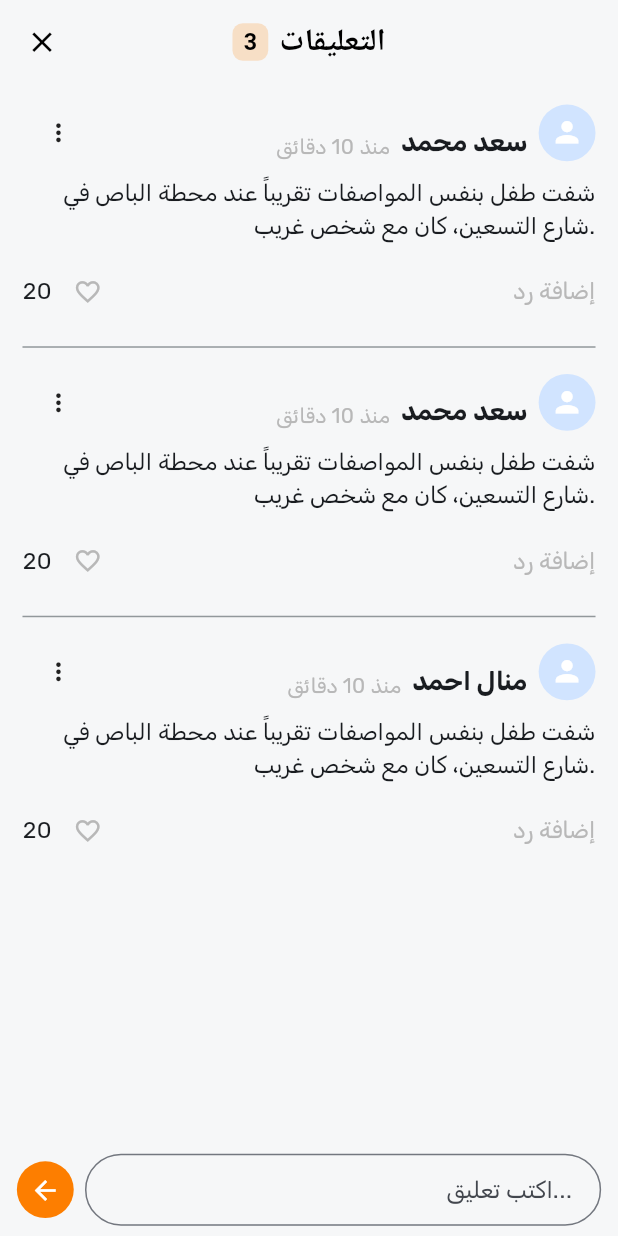
After one commit to rofidarashed/kheet_amal, a Flutter app: the CommentsPage screen opened by its route, on a phone screen of 412 x 824 dp. The commit adds this screen. Run offline on Flutter 3.47's test engine with Material 3 defaults, Android fonts, the phone set to English and light mode, and no system bars; our stand-ins replace bloc, calendar_date_picker2, country_code_picker, dotted_border, dropdown_button2, easy_localization and 9 more; accounts and stored records are empty; project files that could hold a hidden picture were left out.

Commit message:
feat: implement comments feature with reporting functionality and UI enhancements

```diff
--- a/lib/core/routing/app_router.dart
+++ b/lib/core/routing/app_router.dart
@@ -2,6 +2,7 @@ import 'package:flutter/material.dart';
 import 'package:kheet_amal/core/routing/app_routes.dart';
 import 'package:kheet_amal/feature/auth/presentation/screens/login_screen.dart';
 import 'package:kheet_amal/feature/auth/presentation/screens/register_screen.dart';
+import 'package:kheet_amal/feature/comments/comments_screen.dart';
 import 'package:kheet_amal/feature/forget_pass/screens/new_pass.dart';
 import 'package:kheet_amal/feature/home/home_screen.dart';
 import 'package:kheet_amal/feature/home_layout/presentation/pages/home_layout_page.dart';
@@ -40,6 +41,8 @@ class AppRouter {
         return MaterialPageRoute(builder: (_) => PasswordResetSuccessScreen());
       case AppRoutes.notifications:
         return MaterialPageRoute(builder: (_) => NotificationScreen());
+      case AppRoutes.comments:
+        return MaterialPageRoute(builder: (_) => const CommentsPage());
       default:
         return MaterialPageRoute(
           builder: (_) => Scaffold(body: Center(child: Text('404 Not Found'))),
--- a/lib/core/routing/app_routes.dart
+++ b/lib/core/routing/app_routes.dart
@@ -10,4 +10,5 @@ class AppRoutes {
   static const String onboarding = '/onboarding';
   static const String homeLayout = '/homeLayout';
   static const String notifications = '/notifications';
+  static const String comments = '/comments';
 }
--- a/lib/core/utils/app_colors.dart
+++ b/lib/core/utils/app_colors.dart
@@ -7,5 +7,7 @@ class AppColors {
   static const Color hintTextColor = Color(0xff92989B);
   static const Color white = Color(0xFFFFFFFF);
   static const Color black = Color(0xFF000000);
+  static const Color red = Color(0xFFFF0C0C);
+  static const Color green = Color(0xFF55B832);
   static const Color inactiveTrackbarColor = Color(0xffB8B8B8);
 }
--- /dev/null
+++ b/lib/feature/comments/comments_screen.dart
@@ -0,0 +1,171 @@
+import 'package:easy_localization/easy_localization.dart';
+import 'package:flutter/material.dart';
+import 'package:flutter_screenutil/flutter_screenutil.dart';
+import 'package:kheet_amal/core/utils/app_colors.dart';
+import 'package:kheet_amal/feature/comments/models/comment_model.dart';
+import 'package:kheet_amal/feature/comments/widgets/comment_item.dart';
+import 'package:kheet_amal/feature/comments/widgets/report_sheet.dart';
+
+class CommentsPage extends StatefulWidget {
+  const CommentsPage({Key? key}) : super(key: key);
+
+  @override
+  State<CommentsPage> createState() => _CommentsPageState();
+}
+
+class _CommentsPageState extends State<CommentsPage> {
+  final List<Comment> comments = List.generate(
+    3,
+    (i) => Comment(
+      name: i == 2 ? 'منال احمد' : 'سعد محمد',
+      time: 'منذ 10 دقائق',
+      text:
+          'شفت طفل بنفس المواصفات تقريباً عند محطة الباص في شارع التسعين، كان مع شخص غريب.',
+    ),
+  );
+
+  @override
+  Widget build(BuildContext context) {
+    return Scaffold(
+      appBar: AppBar(
+        elevation: 0,
+        leading: IconButton(
+          icon: Icon(Icons.close, color: AppColors.black, size: 26.sp),
+          onPressed: () => Navigator.of(context).pop(),
+        ),
+        title: Row(
+          mainAxisSize: MainAxisSize.min,
+          children: [
+            Container(
+              padding: EdgeInsets.symmetric(horizontal: 8.w, vertical: 4.h),
+              decoration: BoxDecoration(
+                color: AppColors.secondaryColor.withOpacity(0.2),
+                borderRadius: BorderRadius.circular(8.r),
+              ),
+              child: Text(
+                '${comments.length}',
+                style: TextStyle(color: AppColors.black, fontSize: 18.sp),
+              ),
+            ),
+            SizedBox(width: 8.w),
+            Text(
+              'comments'.tr(),
+              style: TextStyle(color: AppColors.black, fontSize: 24.sp),
+            ),
+          ],
+        ),
+        centerTitle: true,
+      ),
+      body: Column(
+        children: [
+          Expanded(
+            child: ListView.separated(
+              padding: EdgeInsets.symmetric(horizontal: 16.w, vertical: 10.h),
+              itemBuilder: (context, index) => CommentItem(
+                comment: comments[index],
+                onReport: _showReportSheet,
+              ),
+              separatorBuilder: (_, __) =>
+                  Divider(color: AppColors.hintTextColor, height: 30.h),
+              itemCount: comments.length,
+            ),
+          ),
+          _buildInputField(),
+        ],
+      ),
+    );
+  }
+
+  Widget _buildInputField() {
+    return SafeArea(
+      top: false,
+      child: Container(
+        padding: EdgeInsets.symmetric(horizontal: 12.w, vertical: 8.h),
+        child: Row(
+          children: [
+            CircleAvatar(
+              radius: 22.r,
+              backgroundColor: AppColors.secondaryColor,
+              child: Icon(
+                Icons.arrow_back,
+                color: AppColors.white,
+                size: 24.sp,
+              ),
+            ),
+            SizedBox(width: 8.w),
+            Expanded(
+              child: TextField(
+                textAlign: TextAlign.right,
+                decoration: InputDecoration(
+                  hintText: 'write_comment'.tr(),
+                  hintStyle: TextStyle(fontSize: 18.sp),
+                  border: OutlineInputBorder(
+                    borderRadius: BorderRadius.circular(30.r),
+                    borderSide: BorderSide(
+                      color: AppColors.inactiveTrackbarColor,
+                    ),
+                  ),
+                  contentPadding: EdgeInsets.symmetric(
+                    horizontal: 16.w,
+                    vertical: 12.h,
+                  ),
+                ),
+              ),
+            ),
+          ],
+        ),
+      ),
+    );
+  }
+
+  void _showReportSheet(Comment comment) {
+    showModalBottomSheet(
+      context: context,
+      isScrollControlled: true,
+      shape: RoundedRectangleBorder(
+        borderRadius: BorderRadius.vertical(top: Radius.circular(20.r)),
+      ),
+      builder: (ctx) => ReportSheet(
+        onSubmitted: (reason, details) {
+          Navigator.of(ctx).pop();
+          _showSuccessDialog();
+        },
+      ),
+    );
+  }
+
+  void _showSuccessDialog() {
+    showDialog(
+      context: context,
+      barrierDismissible: false,
+      builder: (ctx) {
+        Future.delayed(const Duration(seconds: 2), () {
+          Navigator.of(ctx).pop();
+        });
+
+        return AlertDialog(
+          shape: RoundedRectangleBorder(
+            borderRadius: BorderRadius.circular(16.r),
+          ),
+          content: Column(
+            mainAxisSize: MainAxisSize.min,
+            children: [
+              Icon(Icons.check_circle, size: 84.sp, color: AppColors.green),
+              SizedBox(height: 12.h),
+              Text(
+                'report_success'.tr(),
+                style: TextStyle(fontWeight: FontWeight.bold, fontSize: 20.sp),
+              ),
+              SizedBox(height: 8.h),
+              Text(
+                'report_received'.tr(),
+                textAlign: TextAlign.center,
+                style: TextStyle(fontSize: 18.sp),
+              ),
+            ],
+          ),
+        );
+      },
+    );
+  }
+}
--- /dev/null
+++ b/lib/feature/comments/models/comment_model.dart
@@ -0,0 +1,15 @@
+class Comment {
+  final String name;
+  final String time;
+  final String text;
+  int likes;
+  bool isLiked;
+
+  Comment({
+    required this.name,
+    required this.time,
+    required this.text,
+    this.likes = 20,
+    this.isLiked = false,
+  });
+}
--- /dev/null
+++ b/lib/feature/comments/widgets/comment_item.dart
@@ -0,0 +1,138 @@
+import 'package:flutter/material.dart';
+import 'package:flutter_screenutil/flutter_screenutil.dart';
+import 'package:kheet_amal/core/utils/app_colors.dart';
+import '../models/comment_model.dart';
+import 'package:easy_localization/easy_localization.dart';
+
+class CommentItem extends StatefulWidget {
+  final Comment comment;
+  final Function(Comment) onReport;
+
+  const CommentItem({Key? key, required this.comment, required this.onReport})
+    : super(key: key);
+
+  @override
+  State<CommentItem> createState() => _CommentItemState();
+}
+
+class _CommentItemState extends State<CommentItem> {
+  late Comment comment;
+
+  @override
+  void initState() {
+    super.initState();
+    comment = widget.comment;
+  }
+
+  @override
+  Widget build(BuildContext context) {
+    return Row(
+      crossAxisAlignment: CrossAxisAlignment.start,
+      children: [
+        Expanded(
+          child: Column(
+            crossAxisAlignment: CrossAxisAlignment.end,
+            children: [
+              Row(
+                mainAxisAlignment: MainAxisAlignment.spaceBetween,
+                children: [
+                  PopupMenuButton<int>(
+                    icon: Icon(Icons.more_vert, size: 22.sp),
+                    itemBuilder: (ctx) => [
+                      PopupMenuItem(
+                        value: 1,
+                        child: Text(
+                          'report'.tr(),
+                          style: TextStyle(fontSize: 18.sp),
+                        ),
+                      ),
+                    ],
+                    onSelected: (value) {
+                      if (value == 1) widget.onReport(comment);
+                    },
+                  ),
+                  Row(
+                    crossAxisAlignment: CrossAxisAlignment.end,
+                    children: [
+                      Text(
+                        comment.time,
+                        style: TextStyle(
+                          color: AppColors.inactiveTrackbarColor,
+                          fontSize: 16.sp,
+                        ),
+                      ),
+                      SizedBox(width: 8.w),
+                      Text(
+                        comment.name,
+                        style: TextStyle(
+                          fontWeight: FontWeight.bold,
+                          fontSize: 20.sp,
+                        ),
+                      ),
+                      SizedBox(width: 8.w),
+                      CircleAvatar(
+                        radius: 22.r,
+                        child: Icon(
+                          Icons.person,
+                          color: AppColors.white,
+                          size: 26.sp,
+                        ),
+                      ),
+                    ],
+                  ),
+                ],
+              ),
+              SizedBox(height: 6.h),
+              Text(
+                comment.text,
+                textAlign: TextAlign.right,
+                style: TextStyle(fontSize: 18.sp),
+              ),
+              SizedBox(height: 10.h),
+              Row(
+                mainAxisAlignment: MainAxisAlignment.spaceBetween,
+                children: [
+                  Row(
+                    children: [
+                      Text(
+                        '${comment.likes}',
+                        style: TextStyle(fontSize: 18.sp),
+                      ),
+                      IconButton(
+                        onPressed: () {
+                          setState(() {
+                            comment.isLiked = !comment.isLiked;
+                            comment.likes += comment.isLiked ? 1 : -1;
+                          });
+                        },
+                        icon: Icon(
+                          comment.isLiked
+                              ? Icons.favorite
+                              : Icons.favorite_border,
+                          size: 22.sp,
+                          color: comment.isLiked
+                              ? AppColors.red
+                              : AppColors.inactiveTrackbarColor,
+                        ),
+                      ),
+                    ],
+                  ),
+                  GestureDetector(
+                    onTap: () {},
+                    child: Text(
+                      'add_reply'.tr(),
+                      style: TextStyle(
+                        color: AppColors.inactiveTrackbarColor,
+                        fontSize: 18.sp,
+                      ),
+                    ),
+                  ),
+                ],
+              ),
+            ],
+          ),
+        ),
+      ],
+    );
+  }
+}
```
Also changed, not shown: assets/translate/ar.json (+20 -1 lines), assets/translate/en.json (+19 -1 lines), lib/feature/comments/widgets/report_sheet.dart (added, +163 -0 lines), lib/feature/home/widgets/child_card.dart (+20 -0 lines).
